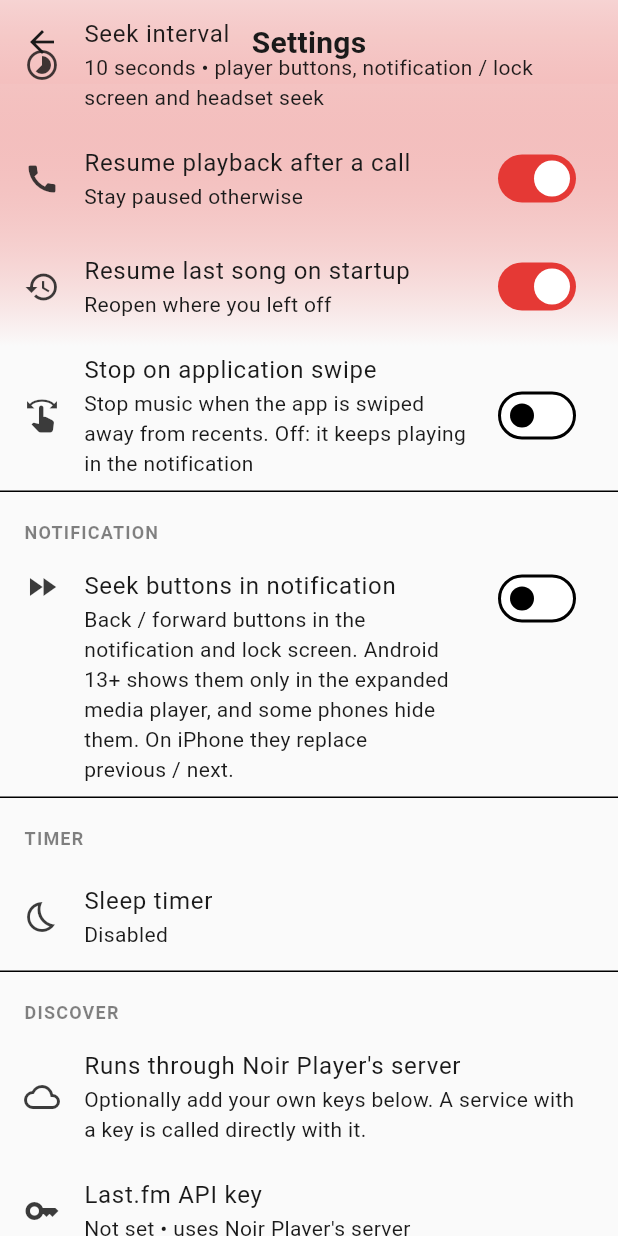
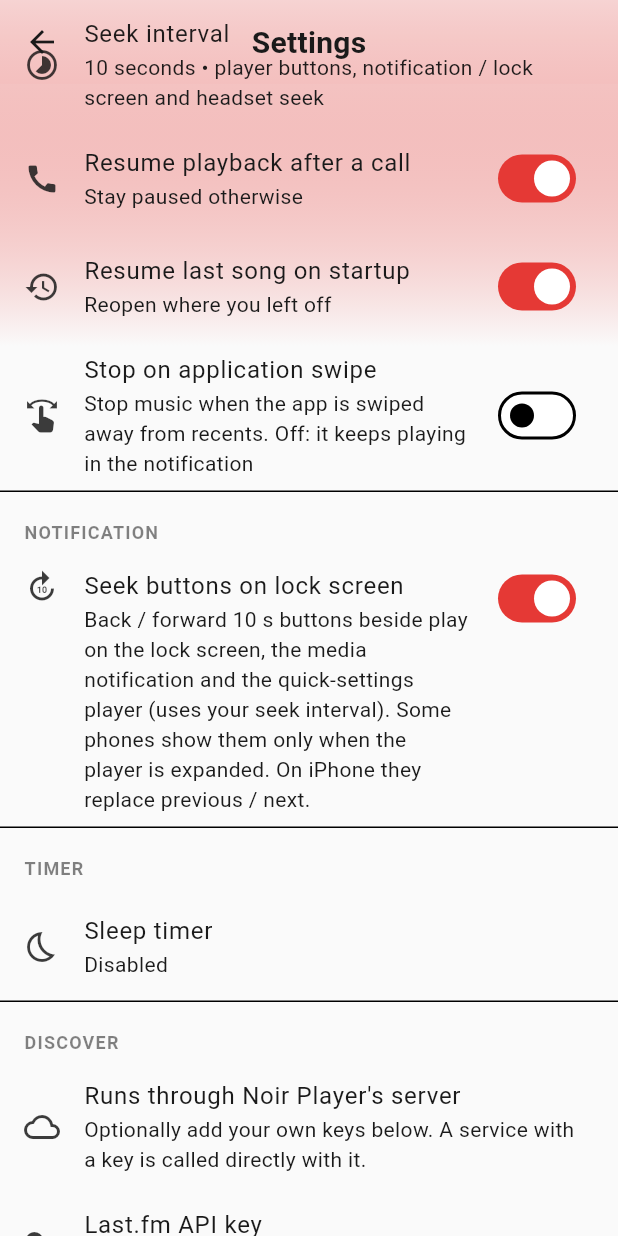
Before and after one commit to Abdullah-Masood-05/NoirPlayer, a Flutter app: the SettingsScreen screen opened directly, scrolled down 576 dp, on a phone screen of 412 x 824 dp. Run offline on Flutter 3.47's test engine with Material 3 defaults, Android fonts, the phone set to English and light mode, and no system bars; our stand-ins replace audio_service, cached_network_image, flutter_animate, flutter_riverpod, just_audio, on_audio_query and 3 more; missing offline and left inert: audio_session; accounts and stored records are empty.

Commit message:
feat(notification): lock-screen seek buttons with the seconds shown, on by default [skip ci]
Back / forward buttons in the media notification, lock screen and quick-settings player now use Noir Player's own icons showing the seconds (replay/forward 5, 10, 30 from Material Icons; a plain circular arrow for other intervals), kept from resource shrinking. The setting is on by default and renamed Seek buttons on lock screen, with the interval in its description.

```diff
--- a/lib/core/state/settings.dart
+++ b/lib/core/state/settings.dart
@@ -22,7 +22,7 @@ class AppSettings {
     this.resumeAfterCall = true,
     this.resumeLastSong = true,
     this.stopOnAppSwipe = false,
-    this.seekButtonsInNotification = false,
+    this.seekButtonsInNotification = true,
     this.playbackSpeed = 1.0,
     this.seekIntervalSeconds = defaultSeekIntervalSeconds,
     this.musicFolderPath,
@@ -46,8 +46,8 @@ class AppSettings {
   /// Stop playback when the app is swiped away from recents.
   final bool stopOnAppSwipe;
 
-  /// Show back / forward seek buttons in the media notification and system
-  /// media controls.
+  /// Show back / forward seek buttons (e.g. ⟲10 / ⟳10) in the media
+  /// notification, lock screen and system media controls. On by default.
   final bool seekButtonsInNotification;
 
   /// Playback speed multiplier (0.5–2.0).
@@ -194,7 +194,7 @@ class SettingsNotifier extends Notifier<AppSettings> {
       resumeAfterCall: prefs.getBool(_kResumeAfterCall) ?? true,
       resumeLastSong: prefs.getBool(_kResumeLastSong) ?? true,
       stopOnAppSwipe: prefs.getBool(_kStopOnAppSwipe) ?? false,
-      seekButtonsInNotification: prefs.getBool(_kSeekButtons) ?? false,
+      seekButtonsInNotification: prefs.getBool(_kSeekButtons) ?? true,
       playbackSpeed: prefs.getDouble(_kPlaybackSpeed) ?? 1.0,
       seekIntervalSeconds: AppSettings.sanitizeSeekInterval(
         prefs.getInt(_kSeekInterval),
--- a/lib/screens/settings/settings_screen.dart
+++ b/lib/screens/settings/settings_screen.dart
@@ -116,13 +116,14 @@ class SettingsScreen extends ConsumerWidget {
 
                 _SectionHeader('Notification'),
                 SwitchListTile(
-                  secondary: const Icon(Icons.fast_forward),
-                  title: const Text('Seek buttons in notification'),
-                  subtitle: const Text(
-                    'Back / forward buttons in the notification and lock '
-                    'screen. Android 13+ shows them only in the expanded media '
-                    'player, and some phones hide them. On iPhone they replace '
-                    'previous / next.',
+                  secondary: const Icon(Icons.forward_10),
+                  title: const Text('Seek buttons on lock screen'),
+                  subtitle: Text(
+                    'Back / forward ${settings.seekIntervalSeconds} s buttons '
+                    'beside play on the lock screen, the media notification '
+                    'and the quick-settings player (uses your seek interval). '
+                    'Some phones show them only when the player is expanded. '
+                    'On iPhone they replace previous / next.',
                   ),
                   isThreeLine: true,
                   value: settings.seekButtonsInNotification,
```
Also changed, not shown: lib/core/services/media_controls.dart (+14 -2 lines), 11 other files.
